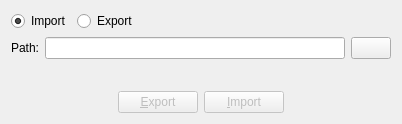
Old version of the form client/ui/ImportExport.ui in the repository erikku/frosty.
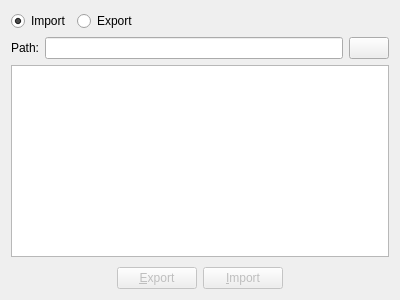
New version of the form.

Commit message:
Added the ability to select which tables to export.
This includes a GUI addition to select the tables. A new server command, 'db_tables', has been added to list all the tables in the database.

```diff
--- a/client/ui/ImportExport.ui
+++ b/client/ui/ImportExport.ui
@@ -1,12 +1,12 @@
 <ui version="4.0" >
  <class>ImportExport</class>
- <widget class="QWidget" name="ImportExport" >
-  <property name="geometry" >
+ <widget class="QWidget" name="ImportExport">
+  <property name="geometry">
    <rect>
     <x>0</x>
     <y>0</y>
-    <width>402</width>
-    <height>124</height>
+    <width>400</width>
+    <height>300</height>
    </rect>
   </property>
   <layout class="QVBoxLayout" >
@@ -61,6 +61,9 @@
      </item>
     </layout>
    </item>
+   <item>
+    <widget class="QListWidget" name="tableListWidget"/>
+   </item>
    <item>
     <spacer>
      <property name="orientation" >
```
Left out of the diff: 61 changed lines with no effect on the pictures. The commit also changes 5 other files.
